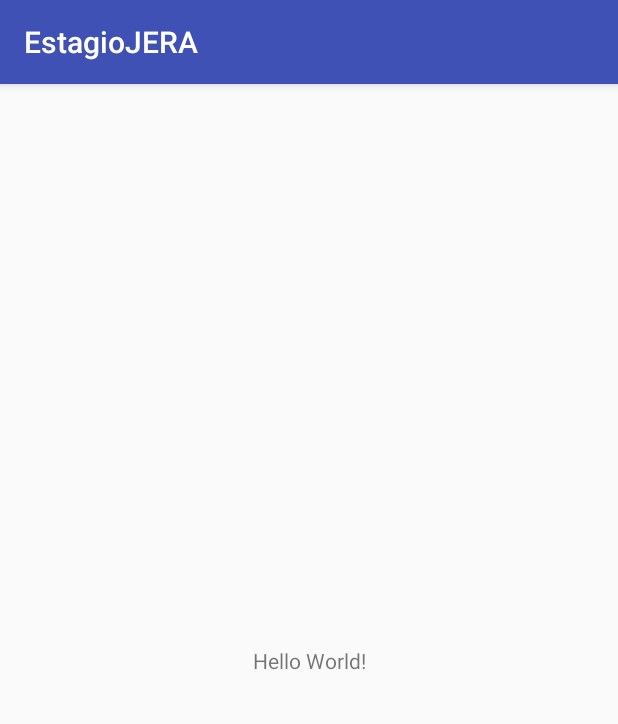
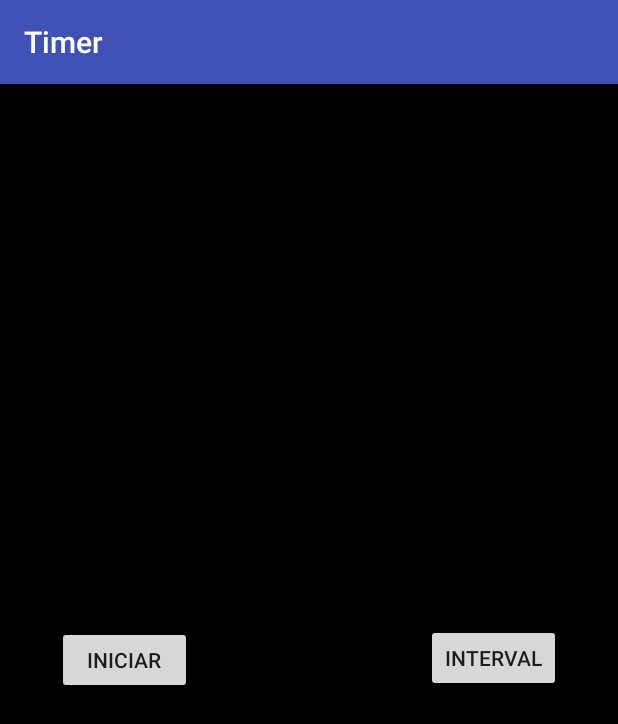
Before and after one commit to MarceloGCastro/EstagioJERA, an Android app: the screen it shows after launch (MainActivity), on a phone screen of 412 x 824 dp. Shown: the top 724 px of the screen. Run offline under Robolectric (Android 15) with nearby library versions, the light colour scheme and no system bars.

Commit message:
Layout tela Timer

```diff
--- a/app/src/main/res/layout/activity_main.xml
+++ b/app/src/main/res/layout/activity_main.xml
@@ -1,19 +1,42 @@
 <?xml version="1.0" encoding="utf-8"?>
-<android.support.constraint.ConstraintLayout
-    xmlns:android="http://schemas.android.com/apk/res/android"
+<RelativeLayout xmlns:android="http://schemas.android.com/apk/res/android"
+xmlns:app="http://schemas.android.com/apk/res-auto"
 xmlns:tools="http://schemas.android.com/tools"
-    xmlns:app="http://schemas.android.com/apk/res-auto"
 android:layout_width="match_parent"
+android:background="#000000"
 android:layout_height="match_parent"
 tools:context="gmail820castromarcelo.com.estagiojera.MainActivity">
 
 <TextView
+    android:id = "@+id/timerValue"
     android:layout_width="wrap_content"
     android:layout_height="wrap_content"
-        android:text="Hello World!"
-        app:layout_constraintBottom_toBottomOf="parent"
-        app:layout_constraintLeft_toLeftOf="parent"
-        app:layout_constraintRight_toRightOf="parent"
-        app:layout_constraintTop_toTopOf="parent" />
+    android:layout_above="@+id/pauseButton"
+    android:layout_centerHorizontal="true"
+    android:layout_marginBottom="37dp"
+    android:textSize="40sp"
+    android:textColor="#ffffff"
+    android:text="@string/timerVal"
+    />
 
-</android.support.constraint.ConstraintLayout>
+<Button
+    android:id="@+id/startButton"
+    android:layout_width="90dp"
+    android:layout_height="45dp"
+    android:layout_alignParentLeft="true"
+    android:layout_centerVertical="true"
+    android:layout_marginLeft="38dp"
+    android:text="@string/startButtonLabel"
+    />
+<Button
+    android:id="@+id/intervalButton"
+    android:layout_width="90dp"
+    android:layout_height="45dp"
+    android:layout_alignBaseline="@+id/startButton"
+    android:layout_alignBottom="@+id/startButton"
+    android:layout_alignParentRight="true"
+    android:layout_marginRight="38dp"
+    android:text="@string/intervalButtonLabel"
+    />
+
+</RelativeLayout>
--- a/app/src/main/res/values/strings.xml
+++ b/app/src/main/res/values/strings.xml
@@ -1,3 +1,7 @@
 <resources>
-    <string name="app_name">EstagioJERA</string>
+    <string name="app_name">Timer</string>
+    <string name="action_settings">Settings</string>
+    <string name="timerVal"></string>
+    <string name="intervalButtonLabel">Interval</string>
+    <string name="startButtonLabel">Iniciar</string>
 </resources>
```
Lines whose indentation alone changed are shown as unchanged.
